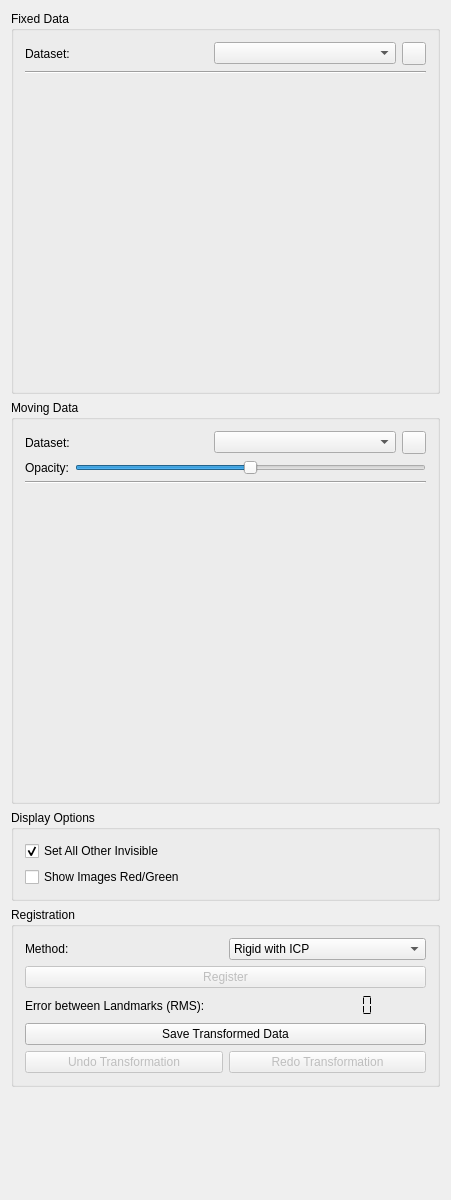
Old version of the form Modules/Bundles/org.mitk.gui.qt.pointbasedregistration/src/internal/QmitkPointBasedRegistrationViewControls.ui in the repository MITK/MITK.
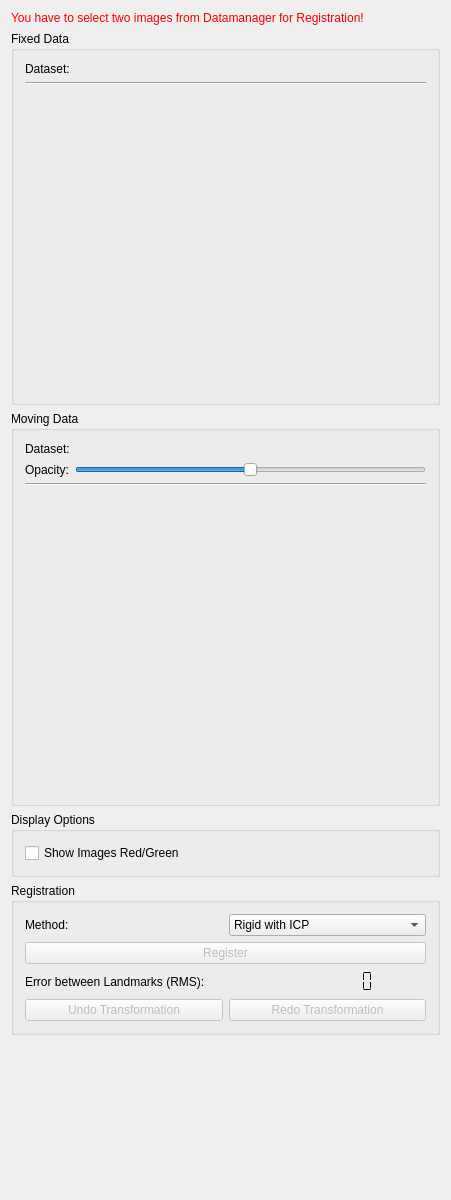
New version of the form. Icons and pictures are not drawn. Custom widgets are drawn as their Qt base class.

Commit message: FIX (#2730): Added Listener for Datamanger selections. Removed ComboBoxes and other unnecessary methods.

```diff
--- a/Modules/Bundles/org.mitk.gui.qt.pointbasedregistration/src/internal/QmitkPointBasedRegistrationViewControls.ui
+++ b/Modules/Bundles/org.mitk.gui.qt.pointbasedregistration/src/internal/QmitkPointBasedRegistrationViewControls.ui
@@ -26,6 +26,50 @@
       <string>PointBasedRegistration</string>
     </property>
     <layout class="QVBoxLayout" name="verticalLayout_5">
+   <item>
+    <widget class="QLabel" name="m_StatusLabel">
+     <property name="palette">
+      <palette>
+       <active>
+        <colorrole role="WindowText">
+         <brush brushstyle="SolidPattern">
+          <color alpha="255">
+           <red>255</red>
+           <green>0</green>
+           <blue>0</blue>
+          </color>
+         </brush>
+        </colorrole>
+       </active>
+       <inactive>
+        <colorrole role="WindowText">
+         <brush brushstyle="SolidPattern">
+          <color alpha="255">
+           <red>255</red>
+           <green>0</green>
+           <blue>0</blue>
+          </color>
+         </brush>
+        </colorrole>
+       </inactive>
+       <disabled>
+        <colorrole role="WindowText">
+         <brush brushstyle="SolidPattern">
+          <color alpha="255">
+           <red>118</red>
+           <green>116</green>
+           <blue>108</blue>
+          </color>
+         </brush>
+        </colorrole>
+       </disabled>
+      </palette>
+     </property>
+     <property name="text">
+      <string>You have to select two images from Datamanager for Registration!</string>
+     </property>
+    </widget>
+   </item>
       <item>
         <widget class="QGroupBox" name="m_FixedData">
           <property name="title">
@@ -45,13 +89,7 @@
                   </widget>
                 </item>
                 <item>
-                  <widget class="QmitkDataStorageComboBox" name="m_FixedSelector"/>
-                </item>
-                <item>
-                  <widget class="QToolButton" name="m_ReinitFixedButton">
-                    <property name="toolTip">
-                      <string>Reinit Fixed Image</string>
-                    </property>
+         <widget class="QLabel" name="m_FixedLabel">
                     <property name="text">
                       <string/>
                     </property>
@@ -112,13 +150,7 @@
                   </widget>
                 </item>
                 <item>
-                  <widget class="QmitkDataStorageComboBox" name="m_MovingSelector"/>
-                </item>
-                <item>
-                  <widget class="QToolButton" name="m_ReinitMovingButton">
-                    <property name="toolTip">
-                      <string>Reinit Moving Image</string>
-                    </property>
+         <widget class="QLabel" name="m_MovingLabel">
                     <property name="text">
                       <string/>
                     </property>
@@ -199,16 +231,6 @@
             <string>Display Options</string>
           </property>
           <layout class="QVBoxLayout" name="verticalLayout_3">
-            <item>
-              <widget class="QCheckBox" name="m_SetInvisible">
-                <property name="text">
-                  <string>Set All Other Invisible</string>
-                </property>
-                <property name="checked">
-                  <bool>true</bool>
-                </property>
-              </widget>
-            </item>
             <item>
               <widget class="QCheckBox" name="m_ShowRedGreenValues">
                 <property name="sizePolicy">
@@ -363,19 +385,6 @@
                 </item>
               </layout>
             </item>
-            <item>
-              <widget class="QPushButton" name="m_SaveModel">
-                <property name="sizePolicy">
-                  <sizepolicy hsizetype="MinimumExpanding" vsizetype="Fixed">
-                    <horstretch>0</horstretch>
-                    <verstretch>0</verstretch>
-                  </sizepolicy>
-                </property>
-                <property name="text">
-                  <string>Save Transformed Data</string>
-                </property>
-              </widget>
-            </item>
             <item>
               <layout class="QHBoxLayout" name="_7">
                 <item>
@@ -440,11 +449,6 @@
       <extends>QWidget</extends>
       <header>QmitkPointListWidget.h</header>
     </customwidget>
-    <customwidget>
-      <class>QmitkDataStorageComboBox</class>
-      <extends>QComboBox</extends>
-      <header>QmitkDataStorageComboBox.h</header>
-    </customwidget>
   </customwidgets>
   <includes>
     <include location="local">mitkDataTreeNode.h</include>
```
Left out of the diff: 12 changed lines with no effect on the pictures. Lines whose indentation alone changed are shown as unchanged. The commit also changes 2 other files.
